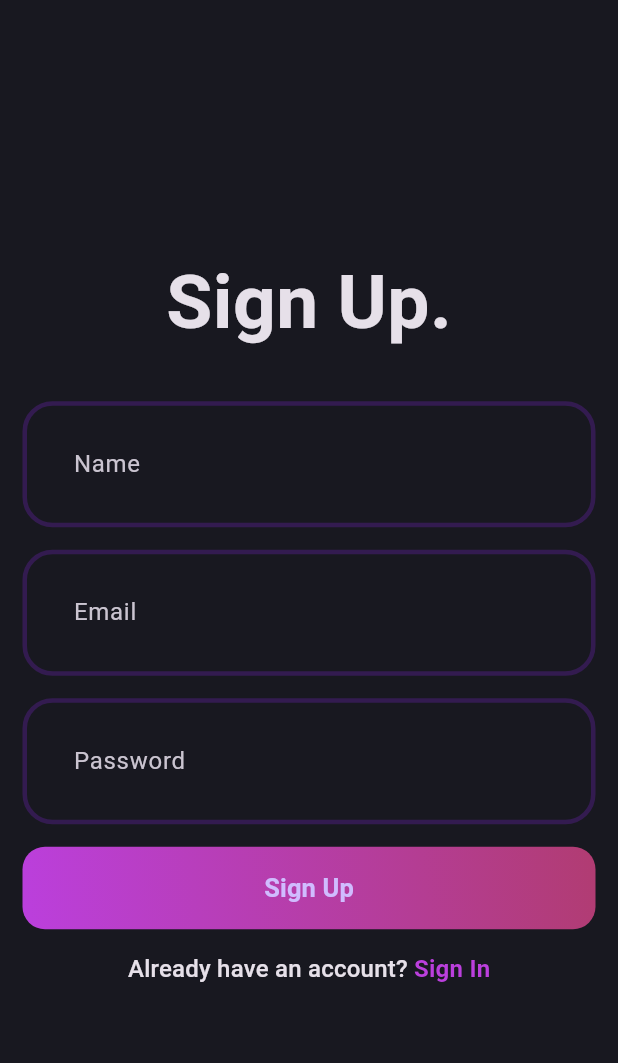
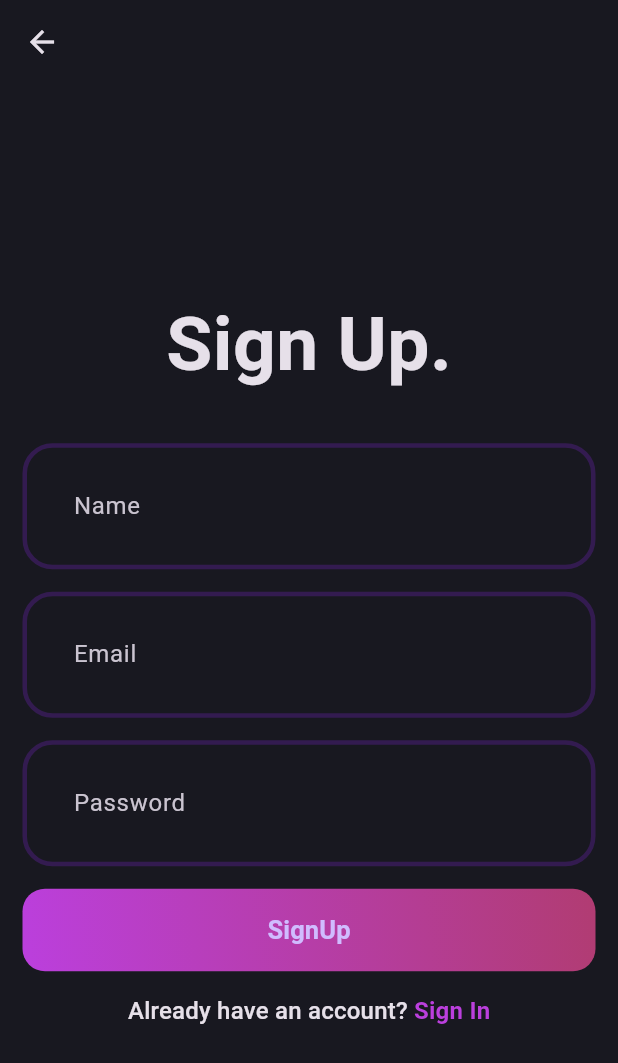
Before and after one commit to sand-storm-17/BlogApp, a Flutter app: the SignupPage screen opened directly, on a phone screen of 412 x 824 dp. Shown: the top 1063 px of the screen. Run offline on Flutter 3.47's test engine with Material 3 defaults, Android fonts, the phone set to English and light mode, and no system bars; our stand-ins replace fpdart, supabase_flutter; accounts and stored records are empty.

```diff
--- /dev/null
+++ b/blog_app/lib/core/errors/failures.dart
@@ -0,0 +1,4 @@
+class Failure{
+  final String message;
+  Failure([this.message = 'An unexpected error has occured.']);
+}
--- /dev/null
+++ b/blog_app/lib/core/secrets/app_secrets.dart
@@ -0,0 +1,4 @@
+class AppSecrets{
+  static const supabaseUrl = 'https://suefoglwjpqcfcwmijvp.supabase.co';
+  static const anonKey = 'eyJhbGciOiJIUzI1NiIsInR5cCI6IkpXVCJ9.eyJpc3MiOiJzdXBhYmFzZSIsInJlZiI6InN1ZWZvZ2x3anBxY2Zjd21panZwIiwicm9sZSI6ImFub24iLCJpYXQiOjE3MjAzNzAzMjksImV4cCI6MjAzNTk0NjMyOX0.rre4xCCWK6aMIPH9WtLtbzjPheZlxNTsibVHLZNYe38';
+}
--- a/blog_app/lib/core/theme/theme.dart
+++ b/blog_app/lib/core/theme/theme.dart
@@ -12,6 +12,9 @@ class AppTheme {
 
   static final darkThemeMode = ThemeData.dark().copyWith(
     scaffoldBackgroundColor: AppPallete.backgroundColor,
+    appBarTheme: AppBarTheme(
+      backgroundColor: AppPallete.backgroundColor,
+    ),
     inputDecorationTheme: InputDecorationTheme(
       contentPadding: EdgeInsets.all(30),
       enabledBorder: _border(),
--- a/blog_app/lib/features/auth/presentation/pages/signup_page.dart
+++ b/blog_app/lib/features/auth/presentation/pages/signup_page.dart
@@ -1,9 +1,11 @@
 import 'package:blog_app/core/theme/app_pallete.dart';
+import 'package:blog_app/features/auth/presentation/pages/login.dart';
 import 'package:blog_app/features/auth/presentation/widgets/auth_field.dart';
 import 'package:blog_app/features/auth/presentation/widgets/auth_gradient_button.dart';
 import 'package:flutter/material.dart';
 
 class SignupPage extends StatefulWidget {
+  static route() => MaterialPageRoute(builder: (context) => const loginPage());
   const SignupPage({super.key});
 
   @override
@@ -17,7 +19,7 @@ class _SignupPageState extends State<SignupPage> {
   final formKey = GlobalKey<FormState>();
 
   @override
-  void dispose(){
+  void dispose() {
     emailController.dispose();
     passwordController.dispose();
     nameController.dispose();
@@ -27,6 +29,7 @@ class _SignupPageState extends State<SignupPage> {
   @override
   Widget build(BuildContext context) {
     return Scaffold(
+        appBar: AppBar(),
         body: Padding(
           padding: const EdgeInsets.all(15.0),
           child: Form(
@@ -41,24 +44,39 @@ class _SignupPageState extends State<SignupPage> {
                 const SizedBox(height: 30),
                 AuthField(hintText: "Name", controller: nameController),
                 const SizedBox(height: 15),
-             AuthField(hintText: "Email", controller: emailController,),
+                AuthField(
+                  hintText: "Email",
+                  controller: emailController,
+                ),
                 const SizedBox(height: 15),
-             AuthField(hintText: "Password", controller: passwordController, isObscureText: true,),
+                AuthField(
+                  hintText: "Password",
+                  controller: passwordController,
+                  isObscureText: true,
+                ),
                 const SizedBox(height: 15),
-            const AuthGradientButton(),
+                const AuthGradientButton(buttonText: "SignUp"),
                 const SizedBox(height: 15),
-            RichText(
+                GestureDetector(
+                  onTap: () {
+                    Navigator.push(context, SignupPage.route());
+                  },
+                  child: RichText(
                     text: TextSpan(
                         text: 'Already have an account? ',
                         style: Theme.of(context).textTheme.titleMedium,
                         children: [
                           TextSpan(
                             text: 'Sign In',
-                      style: Theme.of(context).textTheme.titleMedium?.copyWith(
+                            style: Theme.of(context)
+                                .textTheme
+                                .titleMedium
+                                ?.copyWith(
                                     color: AppPallete.gradient1,
                                     fontWeight: FontWeight.bold),
                           )
                         ]),
+                  ),
                 )
               ],
             ),
--- a/blog_app/lib/features/auth/presentation/widgets/auth_gradient_button.dart
+++ b/blog_app/lib/features/auth/presentation/widgets/auth_gradient_button.dart
@@ -2,7 +2,8 @@ import 'package:blog_app/core/theme/app_pallete.dart';
 import 'package:flutter/material.dart';
 
 class AuthGradientButton extends StatelessWidget {
-  const AuthGradientButton({super.key});
+  final String buttonText;
+  const AuthGradientButton({required this.buttonText,super.key});
 
   @override
   Widget build(BuildContext context) {
@@ -19,8 +20,8 @@ class AuthGradientButton extends StatelessWidget {
             fixedSize: const Size(395, 55),
             backgroundColor: AppPallete.transparentColor,
             shadowColor: AppPallete.transparentColor),
-        child: const Text('Sign Up',
-            style: TextStyle(
+        child: Text(buttonText,
+            style: const TextStyle(
               fontSize: 17,
               fontWeight: FontWeight.w600,
             )),
--- a/blog_app/lib/main.dart
+++ b/blog_app/lib/main.dart
@@ -1,8 +1,12 @@
+import 'package:blog_app/core/secrets/app_secrets.dart';
 import 'package:blog_app/core/theme/theme.dart';
 import 'package:blog_app/features/auth/presentation/pages/login.dart';
 import 'package:flutter/material.dart';
+import 'package:supabase_flutter/supabase_flutter.dart';
 
-void main() {
+void main() async {
+  WidgetsFlutterBinding.ensureInitialized();
+  final supabase = await Supabase.initialize(url: AppSecrets.supabaseUrl, anonKey: AppSecrets.anonKey);
   runApp(const MyApp());
 }
 
--- a/blog_app/pubspec.yaml
+++ b/blog_app/pubspec.yaml
@@ -35,6 +35,8 @@ dependencies:
   # The following adds the Cupertino Icons font to your application.
   # Use with the CupertinoIcons class for iOS style icons.
   cupertino_icons: ^1.0.6
+  fpdart: ^1.1.0
+  supabase_flutter: ^2.5.7
 
 dev_dependencies:
   flutter_test:
```
Also changed, not shown: blog_app/lib/features/auth/domain/repository/auth_repostiory.dart (added, +14 -0 lines), blog_app/lib/features/auth/presentation/pages/login.dart (+9 -2 lines), blog_app/lib/features/auth/data/datasources/auth_remote_data_source.dart (added), blog_app/pubspec.lock. Lines whose indentation alone changed are shown as unchanged.
